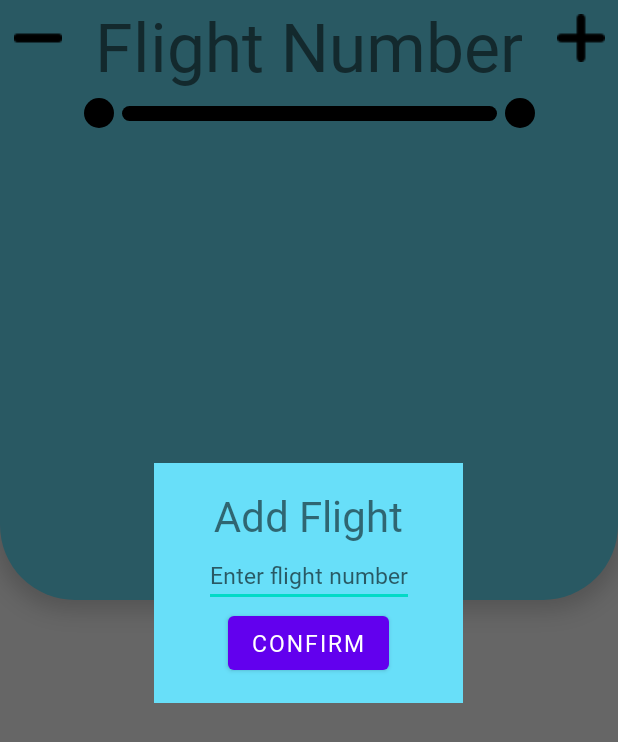
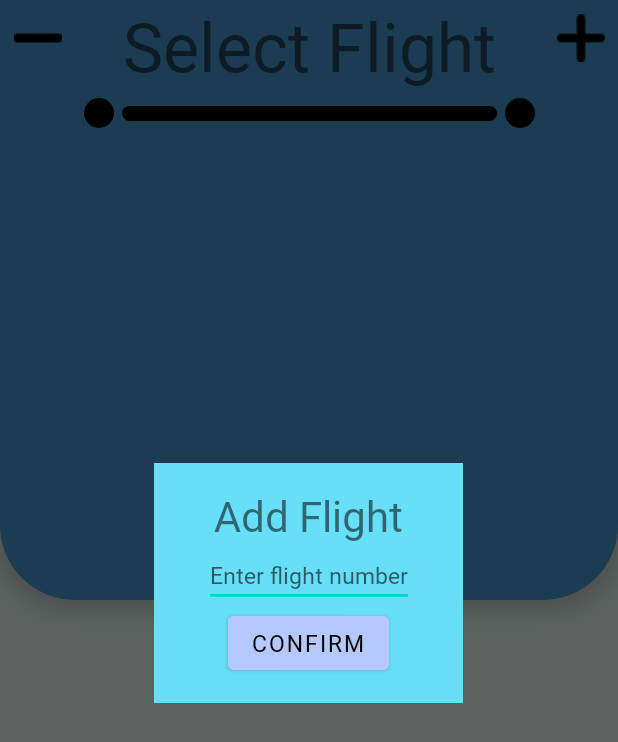
Before and after one commit to JustinPeasley/Flight_App, an Android app: the screen it shows after launch (MainActivity), after a tap on "Add Flight", on a phone screen of 412 x 824 dp. Shown: the top 742 px of the screen. Run offline under Robolectric (Android 15) with nearby library versions, the phone set to English and light mode, and no system bars; our stand-ins replace navigation-ui.

Commit message:
changed color scheme + loading bar

```diff
--- a/app/src/main/java/edu/commonwealthu/flight_app/MainActivity.java
+++ b/app/src/main/java/edu/commonwealthu/flight_app/MainActivity.java
@@ -24,6 +24,7 @@ import androidx.annotation.RequiresApi;
 import androidx.appcompat.app.AlertDialog;
 import androidx.appcompat.app.AppCompatActivity;
 import androidx.cardview.widget.CardView;
+import androidx.coordinatorlayout.widget.CoordinatorLayout;
 import androidx.navigation.ui.AppBarConfiguration;
 import androidx.recyclerview.widget.LinearLayoutManager;
 import androidx.recyclerview.widget.RecyclerView;
@@ -43,7 +44,9 @@ import android.view.ViewGroup;
 import android.view.Window;
 import android.widget.Button;
 import android.widget.EditText;
+import android.widget.FrameLayout;
 import android.widget.GridLayout;
+import android.widget.ProgressBar;
 import android.widget.TextView;
 import android.widget.Toast;
 
@@ -134,19 +137,38 @@ public class MainActivity extends AppCompatActivity {
         AlertDialog dialog = builder.create();
         dialog.show();
 
+        ////////---------------------------------------
+
+        // Inflate the loading overlay layout
+        LayoutInflater overlayInflater = getLayoutInflater();
+        View loadingOverlay = overlayInflater.inflate(R.layout.loading_dimmer, null);
+
+        // Find the dim background and spinner in the inflated layout
+        View dimBackground = loadingOverlay.findViewById(R.id.dimBackground);
+        ProgressBar loadingSpinner = loadingOverlay.findViewById(R.id.loadingSpinner);
+
+        // Add the overlay to the current layout (e.g., a FrameLayout or RelativeLayout)
+        CoordinatorLayout parentLayout = findViewById(R.id.main_screen); // Your parent layout
+        parentLayout.addView(loadingOverlay);
+
+        // Initially hide the dim background and spinner
+        dimBackground.setVisibility(View.GONE);
+        loadingSpinner.setVisibility(View.GONE);
+
+
+        //---------------------------------------------
+
         confirm.setOnClickListener(v -> { // on confirm button click
             //make a plane object with new fnum call
-            Plane newFlight = null;
-            newFlight = new Plane(input_field.getText().toString());
+            Plane newFlight = new Plane(input_field.getText().toString());
 
-            dialog.dismiss();
-            try {    //buffer to wait for the call back
-                Thread.sleep(2000);
+            dialog.dismiss(); //dismiss the alert dialog when confirm flight number
 
-            } catch (InterruptedException e) {
-                throw new RuntimeException(e);
-            }
+            // Show the loading spinner and dim background while processing data
+            dimBackground.setVisibility(View.VISIBLE);
+            loadingSpinner.setVisibility(View.VISIBLE);
 
+            new Handler().postDelayed(() -> {
                 curFlight= newFlight; //update the current flight to be displayed
                 Log.d("TAG", "add_flight: about to store flight data!");
                 //add flight to the database
@@ -170,6 +192,11 @@ public class MainActivity extends AppCompatActivity {
                     throw new RuntimeException(e);
                 }
                 cardViewCreation();
+
+                // Hide the loading spinner and dim background after processing
+                dimBackground.setVisibility(View.GONE);
+                loadingSpinner.setVisibility(View.GONE);
+            },2000); //delay 2000 ms, keeps ui thread active
         });
 
         // Set the dimensions of the dialog programmatically
--- a/app/src/main/res/layout/activity_main.xml
+++ b/app/src/main/res/layout/activity_main.xml
@@ -3,9 +3,11 @@
     xmlns:android="http://schemas.android.com/apk/res/android"
     xmlns:app="http://schemas.android.com/apk/res-auto"
     xmlns:tools="http://schemas.android.com/tools"
+    android:id="@+id/main_screen"
     android:layout_width="match_parent"
     android:layout_height="match_parent"
     android:fitsSystemWindows="true"
+    android:background="@color/off_white"
     tools:context=".MainActivity">
 
     <androidx.constraintlayout.widget.ConstraintLayout
--- a/app/src/main/res/layout/add_flight_menu.xml
+++ b/app/src/main/res/layout/add_flight_menu.xml
@@ -37,8 +37,12 @@
         android:id="@+id/confirm_button"
         android:layout_width="wrap_content"
         android:layout_height="wrap_content"
-        android:text="Confirm"
+        style="@style/CustomButtonStyle"
+        android:text="@string/confirm"
         android:textSize="15sp"
+        android:backgroundTint="@color/l_purple"
+        android:elevation="10dp"
+
 
         app:layout_constraintBottom_toBottomOf="parent"
         app:layout_constraintEnd_toEndOf="parent"
--- a/app/src/main/res/layout/card.xml
+++ b/app/src/main/res/layout/card.xml
@@ -11,7 +11,7 @@
         android:layout_height="wrap_content"
         app:cardElevation="8dp"
         app:cardCornerRadius="10dp"
-        app:cardBackgroundColor="@color/blue"
+        app:cardBackgroundColor="@color/l_purple"
         app:layout_constraintBottom_toBottomOf="parent"
         app:layout_constraintEnd_toEndOf="parent"
         app:layout_constraintStart_toStartOf="parent"
--- a/app/src/main/res/layout/splashscreen.xml
+++ b/app/src/main/res/layout/splashscreen.xml
@@ -5,6 +5,7 @@
     android:id="@+id/splashLayout"
     android:layout_width="match_parent"
     android:layout_height="match_parent"
+    android:background="@color/off_white"
     app:layoutDescription="@xml/splashscreen_scene">
 
     <ImageView
--- a/app/src/main/res/values/colors.xml
+++ b/app/src/main/res/values/colors.xml
@@ -1,6 +1,8 @@
 <?xml version="1.0" encoding="utf-8"?>
 <resources>
-    <color name="black">#FF000000</color>
-    <color name="white">#FFFFFFFF</color>
-    <color name="blue">#68dff9</color>
+    <color name="black">#FF000000</color>   <!-- all text and shapes used in top card -->
+    <color name="dimmer">#80000000</color>  <!-- used with transparency to dim -->
+    <color name="off_white">#e6f4f1</color> <!-- background color -->
+    <color name="blue">#4397cb</color>      <!-- main color used for top card -->
+    <color name="l_purple">#b5c8ff</color>  <!-- used for CardView's of RecycleView -->
 </resources>
--- a/app/src/main/res/values/strings.xml
+++ b/app/src/main/res/values/strings.xml
@@ -1,7 +1,7 @@
 <resources>
     <string name="app_name">Flight_watch</string>
     <string name="action_settings">Settings</string>
-    <string name="home_header">Flight Number</string>
+    <string name="home_header">Select Flight</string>
 
     <!-- button descriptions -->
     <string name="minus">Remove flight</string>
@@ -10,5 +10,6 @@
     <!-- placeholder values (can act as defaults) -->
     <string name="temp_icac">...</string>
     <string name="temp_date">1-1-2024</string>
+    <string name="confirm">Confirm</string>
 
 </resources>
--- /dev/null
+++ b/app/src/main/res/values/styles.xml
@@ -0,0 +1,8 @@
+<?xml version="1.0" encoding="utf-8"?>
+<resources>
+
+    <style name="CustomButtonStyle" parent="ThemeOverlay.AppCompat">
+        <item name="colorAccent">@color/l_purple</item>
+        <item name="android:textColor">@color/black</item>
+    </style>
+</resources>
```
Also changed, not shown: app/src/main/res/layout/loading_dimmer.xml (added, +24 -0 lines), app/src/main/res/drawable/search.png (deleted). Lines whose indentation alone changed are shown as unchanged.
